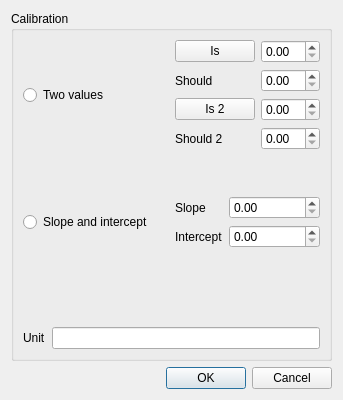
Above: MeasurementValueLogging/ui/deviceSettingsDialog.ui from leezu/MeasurementValueLogging before the change. Below: the same form after it.
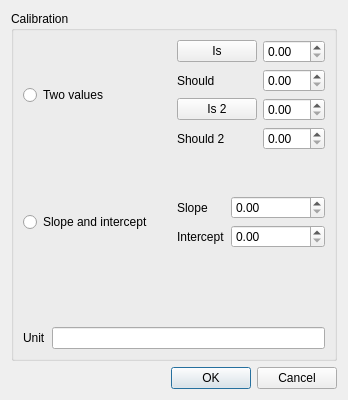
That is the form after the change.

```diff
--- a/MeasurementValueLogging/ui/deviceSettingsDialog.ui
+++ b/MeasurementValueLogging/ui/deviceSettingsDialog.ui
@@ -6,7 +6,7 @@
    <rect>
     <x>0</x>
     <y>0</y>
-    <width>343</width>
+    <width>348</width>
     <height>400</height>
    </rect>
   </property>
```
Left out of the diff: 139 changed lines with no effect on the pictures.
